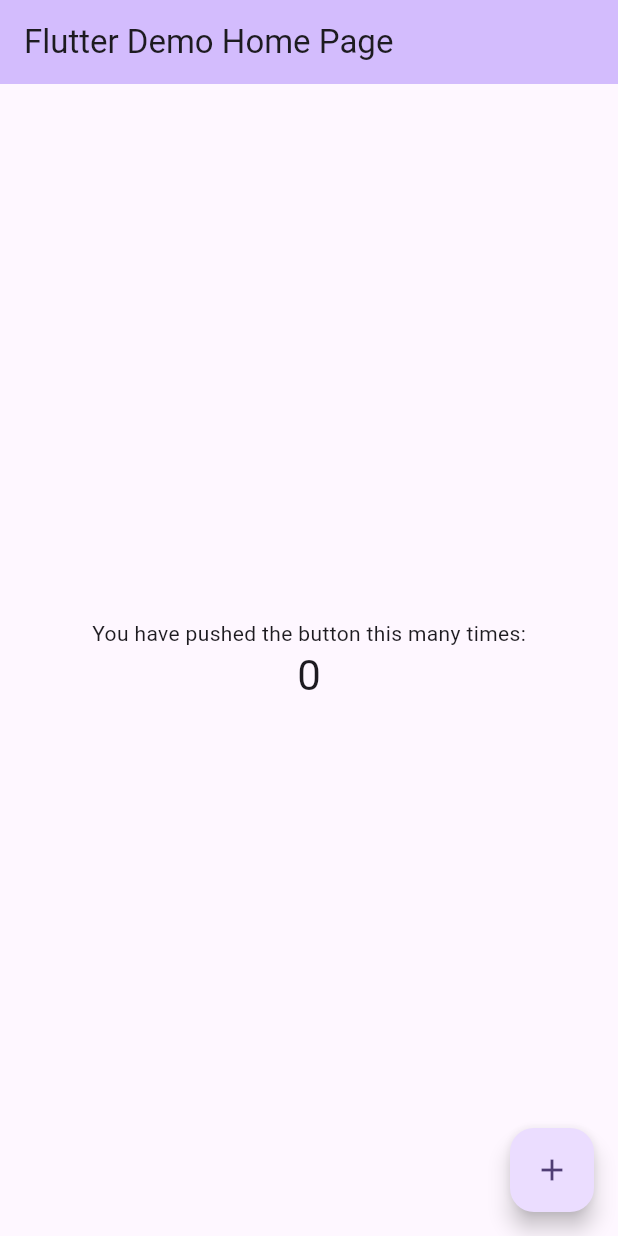
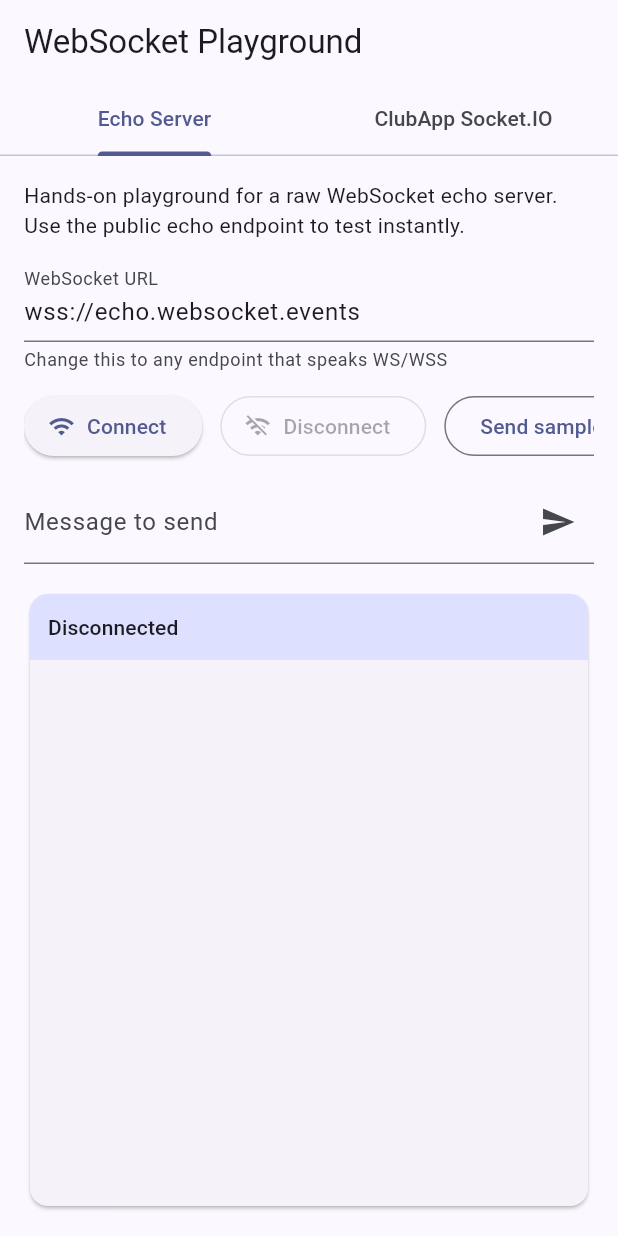
Before and after one commit to Asd20Mohammed/test_websocket, a Flutter app: the screen it shows after launch, on a phone screen of 412 x 824 dp. Run offline on Flutter 3.47's test engine with Material 3 defaults, Android fonts, the phone set to English and light mode, and no system bars; our stand-ins replace socket_io_client.

Commit message:
Add WebSocket playground with Echo and ClubApp demos

```diff
--- /dev/null
+++ b/lib/app/websocket_demo_home.dart
@@ -0,0 +1,31 @@
+import 'package:flutter/material.dart';
+import 'package:test_websocket/features/club/club_socket_demo.dart';
+import 'package:test_websocket/features/echo/echo_websocket_demo.dart';
+
+class WebSocketDemoHome extends StatelessWidget {
+  const WebSocketDemoHome({super.key});
+
+  @override
+  Widget build(BuildContext context) {
+    return DefaultTabController(
+      length: 2,
+      child: Scaffold(
+        appBar: AppBar(
+          title: const Text('WebSocket Playground'),
+          bottom: const TabBar(
+            tabs: [
+              Tab(text: 'Echo Server'),
+              Tab(text: 'ClubApp Socket.IO'),
+            ],
+          ),
+        ),
+        body: const TabBarView(
+          children: [
+            EchoWebSocketDemo(),
+            ClubSocketDemo(),
+          ],
+        ),
+      ),
+    );
+  }
+}
--- /dev/null
+++ b/lib/features/echo/echo_websocket_demo.dart
@@ -0,0 +1,188 @@
+import 'dart:async';
+
+import 'package:flutter/material.dart';
+import 'package:web_socket_channel/web_socket_channel.dart';
+
+import 'package:test_websocket/shared/widgets/log_console.dart';
+
+class EchoWebSocketDemo extends StatefulWidget {
+  const EchoWebSocketDemo({super.key});
+
+  @override
+  State<EchoWebSocketDemo> createState() => _EchoWebSocketDemoState();
+}
+
+class _EchoWebSocketDemoState extends State<EchoWebSocketDemo> {
+  static const _defaultEchoUrl = 'wss://echo.websocket.events';
+
+  final TextEditingController _urlController = TextEditingController(
+    text: _defaultEchoUrl,
+  );
+  final TextEditingController _messageController = TextEditingController();
+
+  final List<String> _logs = <String>[];
+  WebSocketChannel? _channel;
+  StreamSubscription? _subscription;
+  bool _isConnecting = false;
+
+  bool get _connected => _channel != null && !_isConnecting;
+
+  @override
+  void dispose() {
+    _subscription?.cancel();
+    _channel?.sink.close();
+    _urlController.dispose();
+    _messageController.dispose();
+    super.dispose();
+  }
+
+  void _connect() {
+    final rawUrl = _urlController.text.trim();
+    final uri = Uri.tryParse(rawUrl);
+
+    if (uri == null || uri.scheme.isEmpty) {
+      _addLog('Invalid URL: $rawUrl');
+      return;
+    }
+
+    _disconnect();
+    setState(() => _isConnecting = true);
+    _addLog('Opening connection to $rawUrl');
+
+    try {
+      final channel = WebSocketChannel.connect(uri);
+      _channel = channel;
+      _subscription = channel.stream.listen(
+        (dynamic data) {
+          _addLog('Incoming message: $data');
+        },
+        onError: (error) {
+          _addLog('Error received: $error');
+          _disconnect(silent: true);
+        },
+        onDone: () {
+          _addLog('Connection closed by server');
+          _disconnect(silent: true);
+        },
+      );
+      _addLog('Ready: send a message to see the echo');
+    } catch (error) {
+      _addLog('Failed to establish connection: $error');
+      _disconnect(silent: true);
+    } finally {
+      if (mounted) {
+        setState(() => _isConnecting = false);
+      }
+    }
+  }
+
+  void _disconnect({bool silent = false}) {
+    _subscription?.cancel();
+    _subscription = null;
+    _channel?.sink.close();
+    _channel = null;
+    if (!silent) {
+      _addLog('Disconnected manually');
+    }
+    if (mounted) {
+      setState(() {});
+    }
+  }
+
+  void _sendMessage() {
+    if (!_connected) {
+      _addLog('Connect before sending messages');
+      return;
+    }
+
+    final message = _messageController.text.trim();
+    if (message.isEmpty) {
+      _addLog('Enter a message before sending');
+      return;
+    }
+
+    _channel?.sink.add(message);
+    _addLog('Sent: $message');
+    _messageController.clear();
+  }
+
+  void _addLog(String message) {
+    final now = DateTime.now().toLocal().toIso8601String().substring(11, 19);
+    setState(() {
+      _logs.insert(0, '[$now] $message');
+    });
+  }
+
+  @override
+  Widget build(BuildContext context) {
+    final colorScheme = Theme.of(context).colorScheme;
+
+    return Padding(
+      padding: const EdgeInsets.all(16),
+      child: Column(
+        crossAxisAlignment: CrossAxisAlignment.start,
+        children: [
+          const Text(
+            'Hands-on playground for a raw WebSocket echo server. '
+            'Use the public echo endpoint to test instantly.',
+          ),
+          const SizedBox(height: 12),
+          TextField(
+            controller: _urlController,
+            decoration: const InputDecoration(
+              labelText: 'WebSocket URL',
+              helperText: 'Change this to any endpoint that speaks WS/WSS',
+            ),
+          ),
+          const SizedBox(height: 12),
+          SingleChildScrollView(
+            scrollDirection: Axis.horizontal,
+            child: Row(
+              children: [
+                ElevatedButton.icon(
+                  onPressed: _connected || _isConnecting ? null : _connect,
+                  icon: const Icon(Icons.wifi),
+                  label: const Text('Connect'),
+                ),
+                const SizedBox(width: 12),
+                OutlinedButton.icon(
+                  onPressed: _connected ? _disconnect : null,
+                  icon: const Icon(Icons.wifi_off),
+                  label: const Text('Disconnect'),
+                ),
+                const SizedBox(width: 12),
+                OutlinedButton(
+                  onPressed: () {
+                    _messageController.text = 'Hello WebSocket';
+                    _sendMessage();
+                  },
+                  child: const Text('Send sample message'),
+                ),
+              ],
+            ),
+          ),
+          const SizedBox(height: 12),
+          TextField(
+            controller: _messageController,
+            decoration: InputDecoration(
+              labelText: 'Message to send',
+              suffixIcon: IconButton(
+                icon: const Icon(Icons.send),
+                onPressed: _sendMessage,
+              ),
+            ),
+            onSubmitted: (_) => _sendMessage(),
+          ),
+          const SizedBox(height: 16),
+          Expanded(
+            child: LogConsole(
+              headline: _connected ? 'Connected to server' : 'Disconnected',
+              logs: _logs,
+              headlineColor: colorScheme.primaryContainer,
+            ),
+          ),
+        ],
+      ),
+    );
+  }
+}
--- a/lib/main.dart
+++ b/lib/main.dart
@@ -1,122 +1,21 @@
 import 'package:flutter/material.dart';
+import 'package:test_websocket/app/websocket_demo_home.dart';
 
 void main() {
-  runApp(const MyApp());
+  runApp(const WebSocketDemoApp());
 }
+class WebSocketDemoApp extends StatelessWidget {
+  const WebSocketDemoApp({super.key});
 
-class MyApp extends StatelessWidget {
-  const MyApp({super.key});
-
-  // This widget is the root of your application.
   @override
   Widget build(BuildContext context) {
     return MaterialApp(
-      title: 'Flutter Demo',
+      title: 'WebSocket Playground',
       theme: ThemeData(
-        // This is the theme of your application.
-        //
-        // TRY THIS: Try running your application with "flutter run". You'll see
-        // the application has a purple toolbar. Then, without quitting the app,
-        // try changing the seedColor in the colorScheme below to Colors.green
-        // and then invoke "hot reload" (save your changes or press the "hot
-        // reload" button in a Flutter-supported IDE, or press "r" if you used
-        // the command line to start the app).
-        //
-        // Notice that the counter didn't reset back to zero; the application
-        // state is not lost during the reload. To reset the state, use hot
-        // restart instead.
-        //
-        // This works for code too, not just values: Most code changes can be
-        // tested with just a hot reload.
-        colorScheme: ColorScheme.fromSeed(seedColor: Colors.deepPurple),
+        colorScheme: ColorScheme.fromSeed(seedColor: Colors.indigo),
+        useMaterial3: true,
       ),
-      home: const MyHomePage(title: 'Flutter Demo Home Page'),
+      home: const WebSocketDemoHome(),
     );
   }
 }
-
-class MyHomePage extends StatefulWidget {
-  const MyHomePage({super.key, required this.title});
-
-  // This widget is the home page of your application. It is stateful, meaning
-  // that it has a State object (defined below) that contains fields that affect
-  // how it looks.
-
-  // This class is the configuration for the state. It holds the values (in this
-  // case the title) provided by the parent (in this case the App widget) and
-  // used by the build method of the State. Fields in a Widget subclass are
-  // always marked "final".
-
-  final String title;
-
-  @override
-  State<MyHomePage> createState() => _MyHomePageState();
-}
-
-class _MyHomePageState extends State<MyHomePage> {
-  int _counter = 0;
-
-  void _incrementCounter() {
-    setState(() {
-      // This call to setState tells the Flutter framework that something has
-      // changed in this State, which causes it to rerun the build method below
-      // so that the display can reflect the updated values. If we changed
-      // _counter without calling setState(), then the build method would not be
-      // called again, and so nothing would appear to happen.
-      _counter++;
-    });
-  }
-
-  @override
-  Widget build(BuildContext context) {
-    // This method is rerun every time setState is called, for instance as done
-    // by the _incrementCounter method above.
-    //
-    // The Flutter framework has been optimized to make rerunning build methods
-    // fast, so that you can just rebuild anything that needs updating rather
-    // than having to individually change instances of widgets.
-    return Scaffold(
-      appBar: AppBar(
-        // TRY THIS: Try changing the color here to a specific color (to
-        // Colors.amber, perhaps?) and trigger a hot reload to see the AppBar
-        // change color while the other colors stay the same.
-        backgroundColor: Theme.of(context).colorScheme.inversePrimary,
-        // Here we take the value from the MyHomePage object that was created by
-        // the App.build method, and use it to set our appbar title.
-        title: Text(widget.title),
-      ),
-      body: Center(
-        // Center is a layout widget. It takes a single child and positions it
-        // in the middle of the parent.
-        child: Column(
-          // Column is also a layout widget. It takes a list of children and
-          // arranges them vertically. By default, it sizes itself to fit its
-          // children horizontally, and tries to be as tall as its parent.
-          //
-          // Column has various properties to control how it sizes itself and
-          // how it positions its children. Here we use mainAxisAlignment to
-          // center the children vertically; the main axis here is the vertical
-          // axis because Columns are vertical (the cross axis would be
-          // horizontal).
-          //
-          // TRY THIS: Invoke "debug painting" (choose the "Toggle Debug Paint"
-          // action in the IDE, or press "p" in the console), to see the
-          // wireframe for each widget.
-          mainAxisAlignment: MainAxisAlignment.center,
-          children: <Widget>[
-            const Text('You have pushed the button this many times:'),
-            Text(
-              '$_counter',
-              style: Theme.of(context).textTheme.headlineMedium,
-            ),
-          ],
-        ),
-      ),
-      floatingActionButton: FloatingActionButton(
-        onPressed: _incrementCounter,
-        tooltip: 'Increment',
-        child: const Icon(Icons.add),
-      ), // This trailing comma makes auto-formatting nicer for build methods.
-    );
-  }
-}
--- /dev/null
+++ b/lib/shared/widgets/log_console.dart
@@ -0,0 +1,48 @@
+import 'package:flutter/material.dart';
+
+class LogConsole extends StatelessWidget {
+  const LogConsole({
+    super.key,
+    required this.headline,
+    required this.logs,
+    this.headlineColor,
+  });
+
+  final String headline;
+  final List<String> logs;
+  final Color? headlineColor;
+
+  @override
+  Widget build(BuildContext context) {
+    final colorScheme = Theme.of(context).colorScheme;
+    return Card(
+      clipBehavior: Clip.antiAlias,
+      child: Column(
+        crossAxisAlignment: CrossAxisAlignment.stretch,
+        children: [
+          Container(
+            padding: const EdgeInsets.all(12),
+            color: headlineColor ?? colorScheme.surfaceContainerHighest,
+            child: Text(
+              headline,
+              style: Theme.of(context).textTheme.titleSmall,
+            ),
+          ),
+          Expanded(
+            child: ListView.builder(
+              reverse: true,
+              padding: const EdgeInsets.symmetric(horizontal: 12, vertical: 8),
+              itemCount: logs.length,
+              itemBuilder: (context, index) {
+                return Padding(
+                  padding: const EdgeInsets.symmetric(vertical: 4),
+                  child: Text(logs[index]),
+                );
+              },
+            ),
+          ),
+        ],
+      ),
+    );
+  }
+}
```
Also changed, not shown: lib/features/club/club_socket_demo.dart (added, +362 -0 lines), 1 other file.
